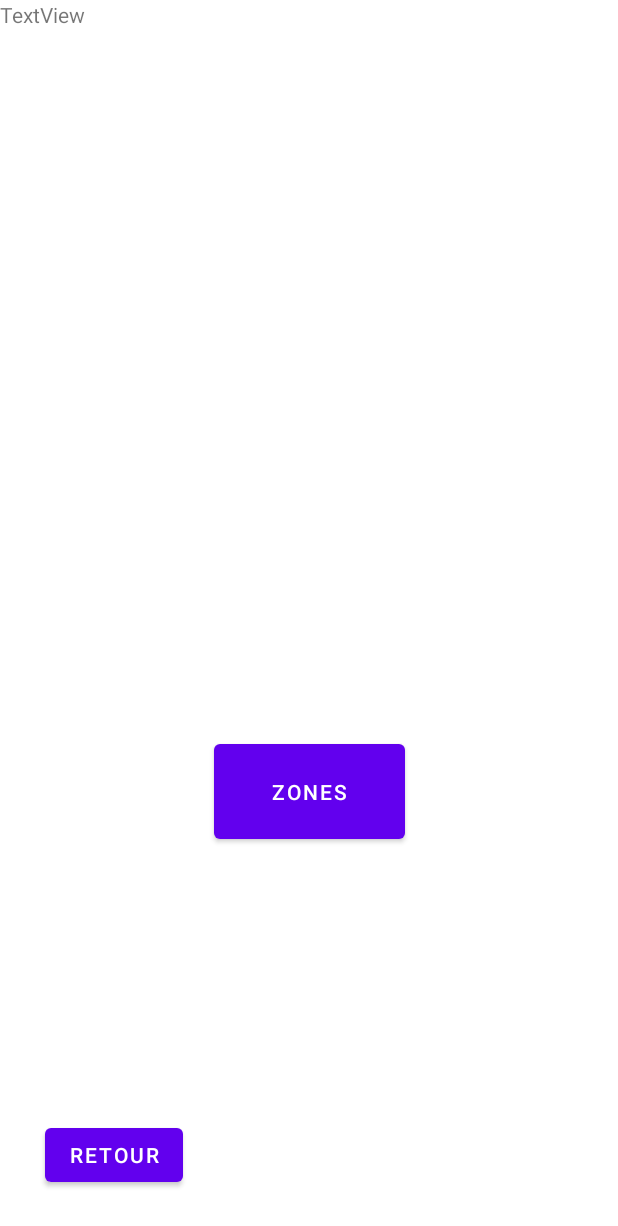
After one commit to Mewenz1/LesPiedsDansLeau, an Android app: the layout activity_edit_exploitation.xml on its own in the app's theme, with its tools: preview values and no code run, on a phone screen of 412 x 824 dp. The commit adds this screen. Shown: the top 1226 px of the screen. Run offline under Robolectric (Android 15) with nearby library versions, the phone set to English and light mode, and no system bars.

Commit message:
dao sqlite et exploitation

```diff
--- a/app/src/main/AndroidManifest.xml
+++ b/app/src/main/AndroidManifest.xml
@@ -23,5 +23,7 @@
             tools:ignore="Instantiatable"></activity>
         <activity android:name=".IHM.ListeMaraichageActivity"
             tools:ignore="Instantiatable"></activity>
+        <activity android:name=".IHM.EditExploitationActivity"
+            tools:ignore="Instantiatable"></activity>
     </application>
 </manifest>
--- /dev/null
+++ b/app/src/main/res/layout/activity_edit_exploitation.xml
@@ -0,0 +1,44 @@
+<?xml version="1.0" encoding="utf-8"?>
+<androidx.constraintlayout.widget.ConstraintLayout xmlns:android="http://schemas.android.com/apk/res/android"
+    xmlns:app="http://schemas.android.com/apk/res-auto"
+    xmlns:tools="http://schemas.android.com/tools"
+    android:layout_width="match_parent"
+    android:layout_height="match_parent">
+
+    <LinearLayout
+        android:id="@+id/linearLayout4"
+        android:layout_width="409dp"
+        android:layout_height="470dp"
+        android:orientation="horizontal"
+        tools:layout_editor_absoluteX="1dp"
+        tools:layout_editor_absoluteY="1dp">
+
+        <TextView
+            android:id="@+id/textView"
+            android:layout_width="wrap_content"
+            android:layout_height="wrap_content"
+            android:layout_weight="1"
+            android:text="TextView" />
+    </LinearLayout>
+
+    <Button
+        android:id="@+id/button5"
+        android:layout_width="127dp"
+        android:layout_height="75dp"
+        android:layout_marginTop="20dp"
+        android:text="Zones"
+        app:layout_constraintEnd_toEndOf="parent"
+        app:layout_constraintStart_toStartOf="parent"
+        app:layout_constraintTop_toBottomOf="@+id/linearLayout4" />
+
+    <Button
+        android:id="@+id/bRetour"
+        android:layout_width="wrap_content"
+        android:layout_height="wrap_content"
+        android:layout_marginStart="30dp"
+        android:layout_marginBottom="30dp"
+        android:text="Retour"
+        app:layout_constraintBottom_toBottomOf="parent"
+        app:layout_constraintStart_toStartOf="parent" />
+
+</androidx.constraintlayout.widget.ConstraintLayout>
--- /dev/null
+++ b/app/src/main/res/layout/activity_liste_zone.xml
@@ -0,0 +1,6 @@
+<?xml version="1.0" encoding="utf-8"?>
+<androidx.constraintlayout.widget.ConstraintLayout xmlns:android="http://schemas.android.com/apk/res/android"
+    android:layout_width="match_parent"
+    android:layout_height="match_parent">
+
+</androidx.constraintlayout.widget.ConstraintLayout>
```
Also changed, not shown: app/src/main/java/com/example/lespiedsdansleau/DAO/ExploitationDAO.java (+116 -1 lines), app/src/main/java/com/example/lespiedsdansleau/DAO/SQLiteLesPiedsDansLeau.java (added, +33 -0 lines), app/src/main/java/com/example/lespiedsdansleau/IHM/EditExploitationActivity.java (+31 -1 lines), app/src/main/java/com/example/lespiedsdansleau/IHM/ListeZoneActivity.java (+15 -1 lines), app/src/main/java/com/example/lespiedsdansleau/IHM/MainActivity.java (+11 -0 lines).
